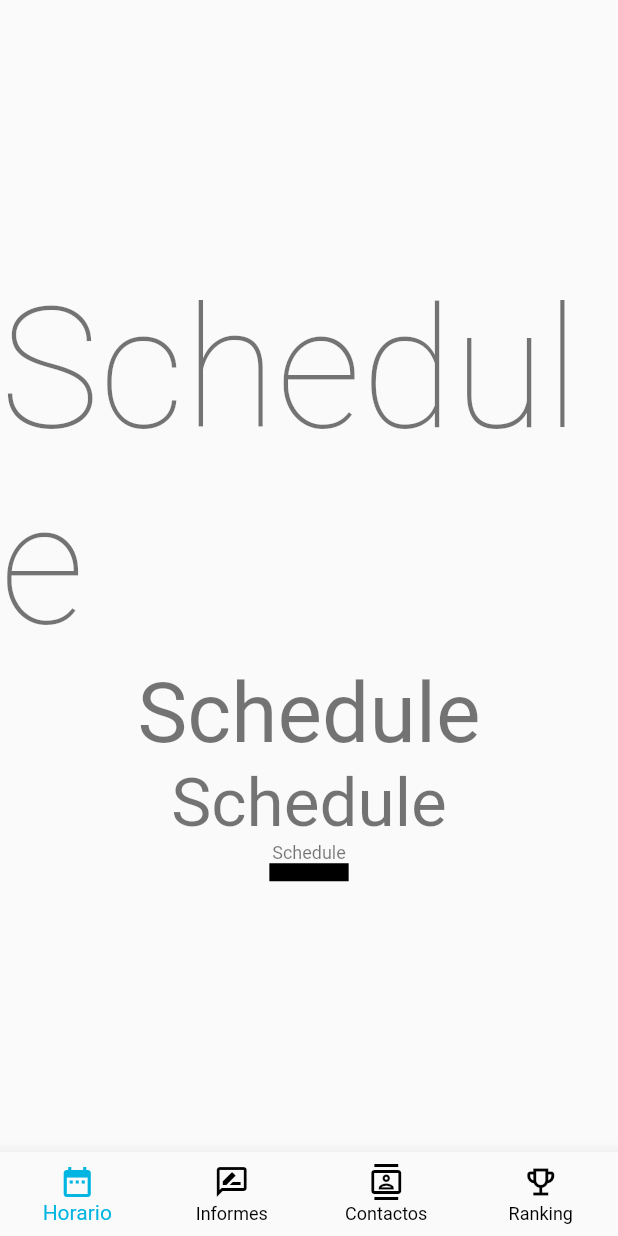
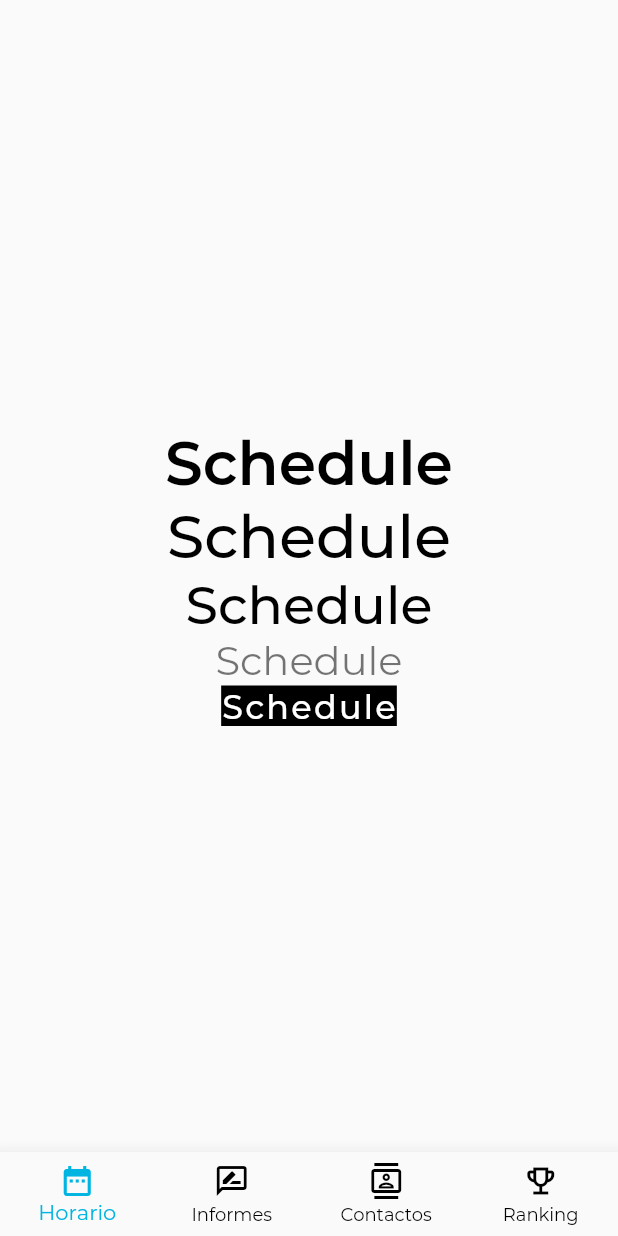
Before and after one commit to algowapo/Kusikay-Mobile, a Flutter app: the screen it shows after launch, on a phone screen of 412 x 824 dp. Run offline on Flutter 3.47's test engine with Material 2 defaults, Android fonts, the phone set to English and light mode, and no system bars; project files that could hold a hidden picture were left out.

Commit message:
Implemented theme data.

```diff
--- a/lib/main.dart
+++ b/lib/main.dart
@@ -25,8 +25,64 @@ class KusikayApp extends StatelessWidget {
     return MaterialApp(
       title: 'Kusikay',
       theme: ThemeData(
+        textTheme: TextTheme(
+          headline1: TextStyle(
+            fontSize: logicalWidth / 20, // 360 / 18
+            fontWeight: FontWeight.w600, // Semi-bold
+            color: Colors.black,
+          ),
+          headline2: TextStyle(
+            fontSize: logicalWidth / 20, // 360 / 18
+            fontWeight: FontWeight.w500, // Medium
+            color: Colors.black,
+          ),
+          headline3: TextStyle(
+            fontSize: logicalWidth / 23, // 360 / 16
+            fontWeight: FontWeight.w500, // Medium
+            color: Colors.black,
+          ),
+          headline4: TextStyle(
+            fontSize: logicalWidth / 23, // 360 / 16
+            fontWeight: FontWeight.w600, // Semi-bold
+            color: Colors.black,
+          ),
+          subtitle1: TextStyle(
+            fontSize: logicalWidth / 23, // 360 / 16
+            fontWeight: FontWeight.w500, // Medium
+            color: Colors.black,
+          ),
+          subtitle2: TextStyle(
+            fontSize: logicalWidth / 23, // 360 / 16
+            fontWeight: FontWeight.w400, // Regular
+            color: Colors.black,
+          ),
+          bodyText1: TextStyle(
+            fontSize: logicalWidth / 26, // 360 / 14
+            fontWeight: FontWeight.w400, // Regular
+            color: Colors.black,
+          ),
+          bodyText2: TextStyle(
+            fontSize: logicalWidth / 30, // 360 / 12
+            fontWeight: FontWeight.w400, // Regular
+            color: Colors.black,
+          ),
+          caption: TextStyle(
+            fontSize: logicalWidth / 30, // 360 / 12
+            fontWeight: FontWeight.w400, // Regular
+            color: Colors.black54,
+          ),
+          overline: TextStyle(
+            fontSize: logicalWidth / 36, // 360 / 10
+            fontWeight: FontWeight.w500, // Medium
+            color: Colors.white,
+          ),
+        ),
         //TODO: Implement Theme
         primarySwatch: Colors.blue,
+        fontFamily: 'Montserrat',
+        iconTheme: IconThemeData(
+          size: logicalWidth / 13,
+        ),
       ),
       debugShowCheckedModeBanner: false,
       initialRoute: '/',
```
